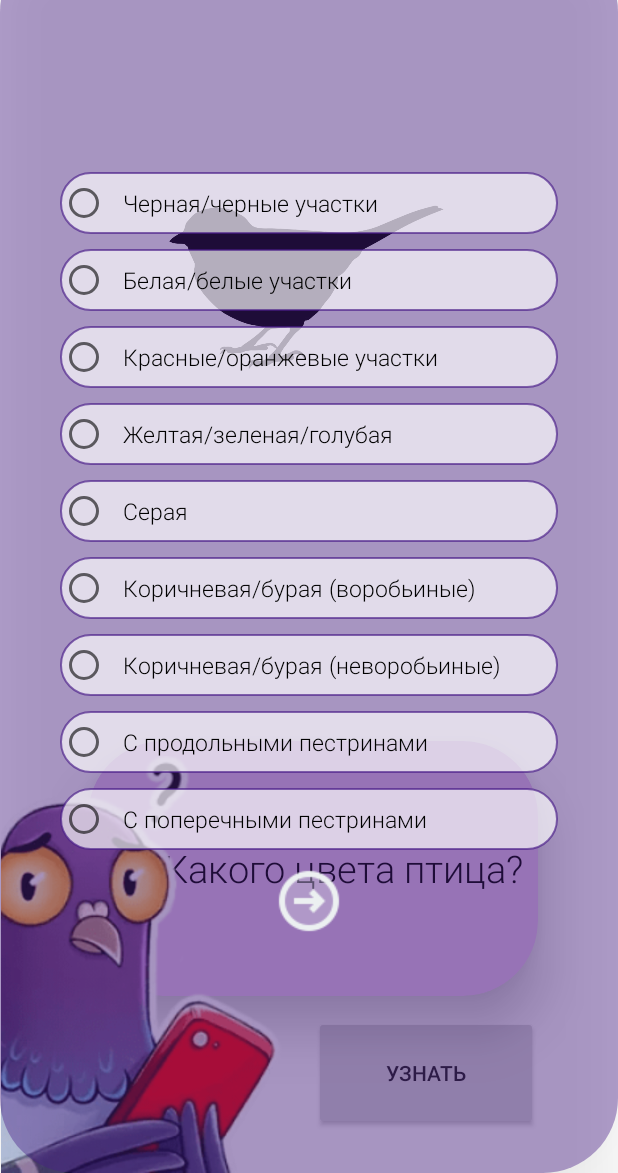
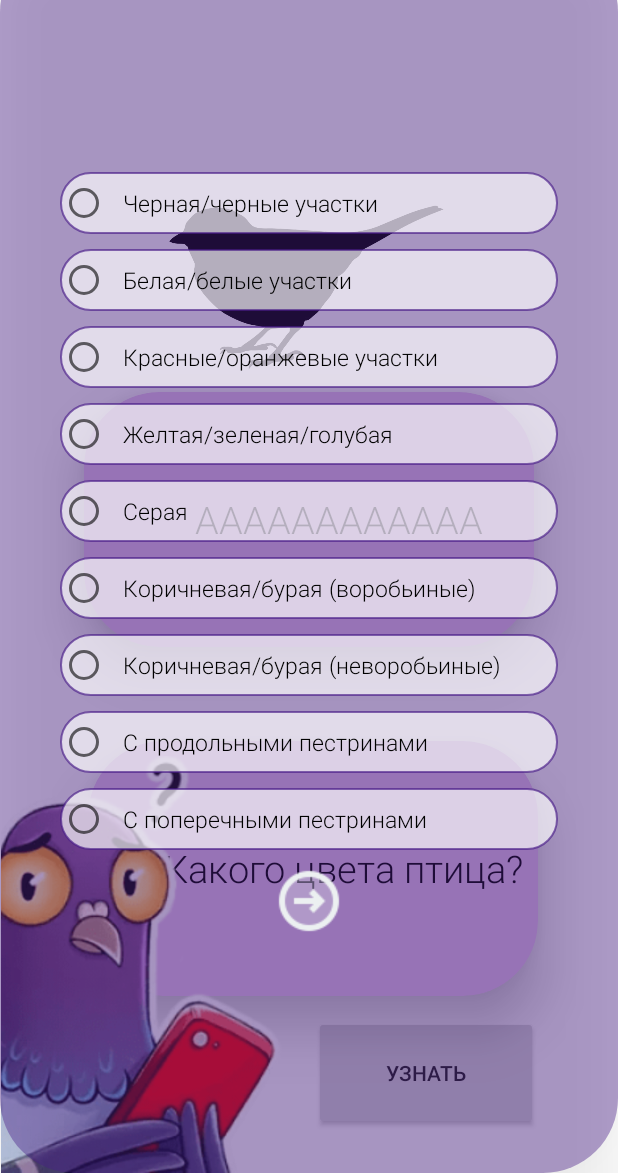
Before and after one commit to l1raf/amc_front, an Android app: the fragment Q_1Fragment placed in its activity, on a phone screen of 412 x 824 dp, the part 63-1236 px from its top. Run offline under Robolectric (Android 15) with nearby library versions, the phone set to English and light mode, and no system bars.

Commit message:
fragments

```diff
--- a/app/src/main/java/com/example/amchack/DetectBirdActivity.java
+++ b/app/src/main/java/com/example/amchack/DetectBirdActivity.java
@@ -32,7 +32,7 @@ import okhttp3.Response;
 
 public class DetectBirdActivity extends AppCompatActivity {
 
-    private TextView mQuestionTV;
+    private TextView mQuestionTV, mQuestion2TV;
     public static FragmentManager fragmentManager;
     private Spinner spinner;
     private Button mKnownButton;
@@ -50,10 +50,11 @@ public class DetectBirdActivity extends AppCompatActivity {
         super.onCreate(savedInstanceState);
         setContentView(R.layout.activity_detect_bird);
         mQuestionTV = findViewById(R.id.question_tv);
+        mQuestion2TV = findViewById(R.id.question_tv_2);
         mKnownButton = findViewById(R.id.know_button);
         mForDark = findViewById(R.id.for_dark);
 
-        mKnownButton.setOnClickListener(new View.OnClickListener() {
+        mQuestionTV.setOnClickListener(new View.OnClickListener() {
             @Override
             public void onClick(View view) {
                         fragmentManager = getSupportFragmentManager();
@@ -65,6 +66,18 @@ public class DetectBirdActivity extends AppCompatActivity {
                         mKnownButton.setEnabled(false);
                     }
                 });
+        mQuestion2TV.setOnClickListener(new View.OnClickListener() {
+            @Override
+            public void onClick(View view) {
+                fragmentManager = getSupportFragmentManager();
+                FragmentTransaction transaction = fragmentManager.beginTransaction();
+                Q_2Fragment fragment = new Q_2Fragment();
+                transaction.add(R.id.question_container, fragment).commit();
+                transaction.addToBackStack(null);
+                mForDark.setBackgroundResource(R.drawable.black_trans_back);
+                mKnownButton.setEnabled(false);
+            }
+        });
 
 
         client = new OkHttpClient();
--- a/app/src/main/java/com/example/amchack/Q_1Fragment.java
+++ b/app/src/main/java/com/example/amchack/Q_1Fragment.java
@@ -1,5 +1,6 @@
 package com.example.amchack;
 
+import android.graphics.Color;
 import android.os.Bundle;
 
 import androidx.fragment.app.Fragment;
@@ -7,6 +8,8 @@ import androidx.fragment.app.Fragment;
 import android.view.LayoutInflater;
 import android.view.View;
 import android.view.ViewGroup;
+import android.widget.ImageButton;
+import android.widget.ImageView;
 
 /**
  * A simple {@link Fragment} subclass.
@@ -55,10 +58,20 @@ public class Q_1Fragment extends Fragment {
         }
     }
 
+    private ImageButton OkButton;
     @Override
-    public View onCreateView(LayoutInflater inflater, ViewGroup container,
+    public View onCreateView(LayoutInflater inflater, final ViewGroup container,
                              Bundle savedInstanceState) {
         // Inflate the layout for this fragment
-        return inflater.inflate(R.layout.fragment_q_1, container, false);
+       View v = inflater.inflate(R.layout.fragment_q_1, container, false);
+       OkButton = v.findViewById(R.id.nextButton);
+       OkButton.setOnClickListener(new View.OnClickListener() {
+           @Override
+           public void onClick(View view) {
+               container.setVisibility(View.INVISIBLE);
+               //getActivity().findViewById(R.id.for_dark).setBackgroundColor(Color.TRANSPARENT);
+           }
+       });
+       return v;
     }
 }
--- a/app/src/main/java/com/example/amchack/Q_2Fragment.java
+++ b/app/src/main/java/com/example/amchack/Q_2Fragment.java
@@ -63,13 +63,7 @@ public class Q_2Fragment extends Fragment {
                              Bundle savedInstanceState) {
         // Inflate the layout for this fragment
         View v = inflater.inflate(R.layout.fragment_q_2, container, false);
-        ImageButton next_button = getActivity().findViewById(R.id.nextButton);
-        next_button.setOnClickListener(new View.OnClickListener() {
-            @Override
-            public void onClick(View view) {
-               // getActivity().onBackPressed();
-            }
-        });
+
 
         return v;
     }
--- a/app/src/main/res/layout/activity_detect_bird.xml
+++ b/app/src/main/res/layout/activity_detect_bird.xml
@@ -20,6 +20,34 @@
         app:layout_constraintVertical_bias="1.0"
         app:srcCompat="@drawable/pigeon_2" />
 
+    <androidx.cardview.widget.CardView
+        android:id="@+id/question_card_2"
+        android:layout_width="300dp"
+        android:layout_height="170dp"
+        android:background="@drawable/question_background"
+        android:foregroundGravity="center"
+        app:cardBackgroundColor="#e3c0eb"
+        app:cardCornerRadius="50dp"
+        app:cardElevation="20dp"
+        app:layout_constraintBottom_toBottomOf="@+id/question_container"
+        app:layout_constraintEnd_toEndOf="parent"
+        app:layout_constraintStart_toStartOf="parent"
+        app:layout_constraintTop_toTopOf="parent"
+        app:layout_constraintVertical_bias="0.6">
+
+        <TextView
+            android:id="@+id/question_tv_2"
+            android:layout_width="match_parent"
+            android:layout_height="match_parent"
+            android:layout_weight="1"
+            android:fontFamily="sans-serif-light"
+            android:gravity="center"
+            android:paddingLeft="40dp"
+            android:text="AAAAAAAAAAAA"
+            android:textAlignment="center"
+            android:textColor="@android:color/black"
+            android:textSize="25sp" />
+    </androidx.cardview.widget.CardView>
 
     <androidx.cardview.widget.CardView
         android:id="@+id/question_card"
```
